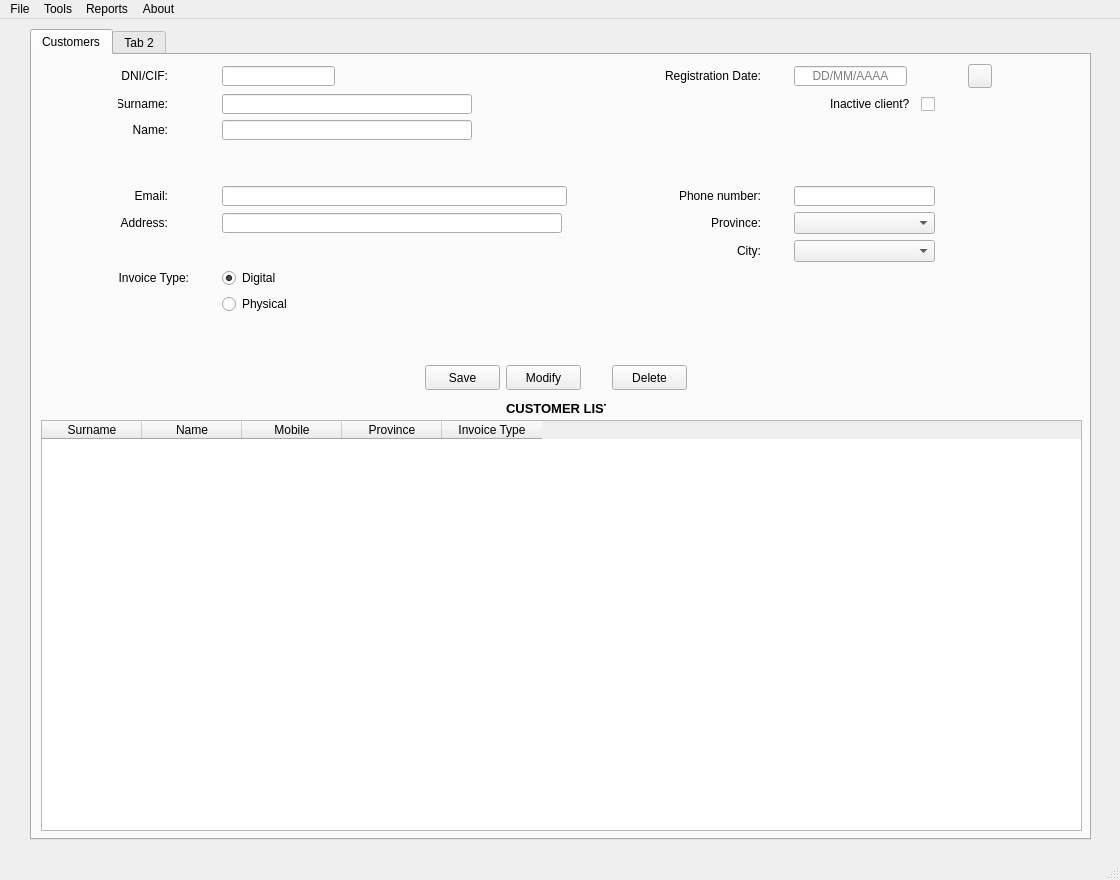
First picture: the form in templates/window.ui, repository MMSS99/DI_Proyecto, before the edit.
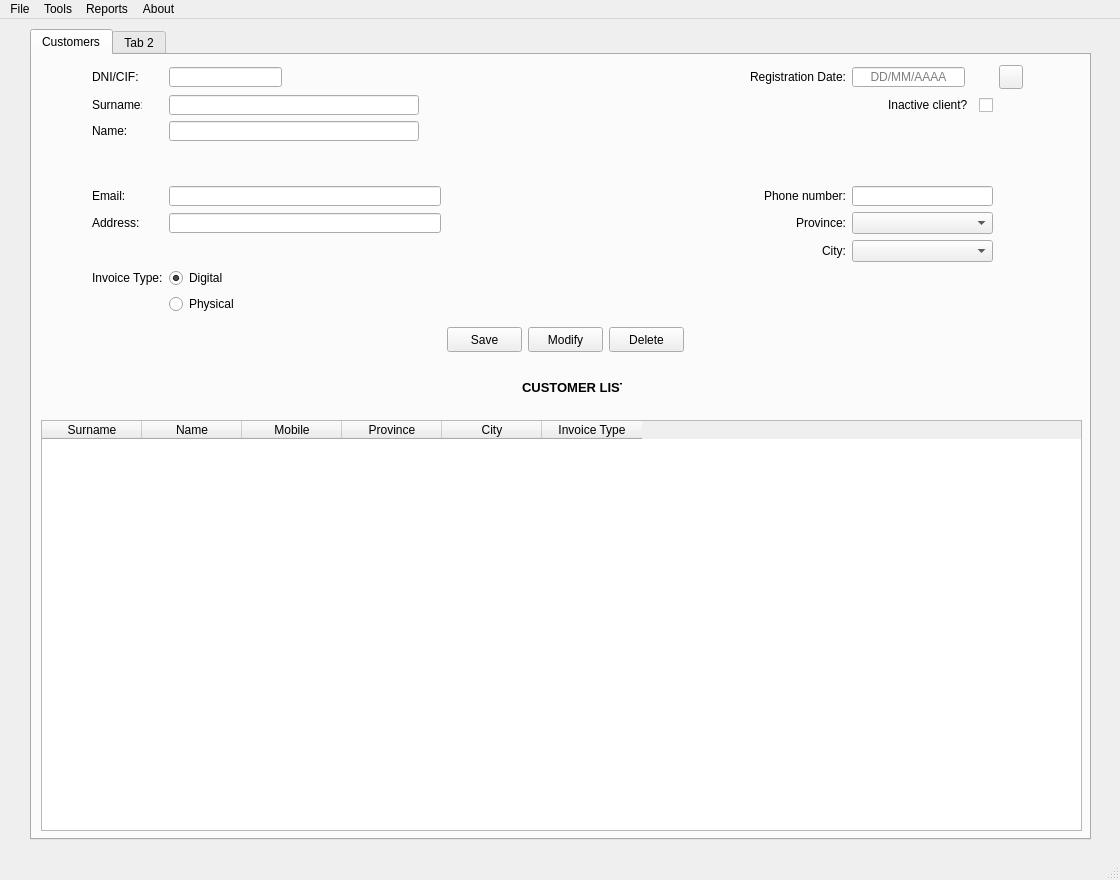
Second picture: the form after the edit. Icons and pictures are not drawn.

Commit message: fix(main): fix grid layout integrating buttons into another layout inside the main grid

```diff
--- a/templates/window.ui
+++ b/templates/window.ui
@@ -62,17 +62,60 @@
         <string>Province</string>
        </property>
       </column>
+      <column>
+       <property name="text">
+        <string>City</string>
+       </property>
+      </column>
       <column>
        <property name="text">
         <string>Invoice Type</string>
        </property>
       </column>
      </widget>
+     <widget class="QLabel" name="lbl_customerlist">
+      <property name="geometry">
+       <rect>
+        <x>490</x>
+        <y>320</y>
+        <width>100</width>
+        <height>25</height>
+       </rect>
+      </property>
+      <property name="minimumSize">
+       <size>
+        <width>100</width>
+        <height>25</height>
+       </size>
+      </property>
+      <property name="maximumSize">
+       <size>
+        <width>100</width>
+        <height>25</height>
+       </size>
+      </property>
+      <property name="font">
+       <font>
+        <pointsize>10</pointsize>
+        <weight>75</weight>
+        <bold>true</bold>
+       </font>
+      </property>
+      <property name="text">
+       <string>CUSTOMER LIST</string>
+      </property>
+      <property name="textFormat">
+       <enum>Qt::RichText</enum>
+      </property>
+      <property name="alignment">
+       <set>Qt::AlignCenter</set>
+      </property>
+     </widget>
      <widget class="QWidget" name="">
       <property name="geometry">
        <rect>
-        <x>9</x>
-        <y>9</y>
+        <x>10</x>
+        <y>10</y>
         <width>1031</width>
         <height>294</height>
        </rect>
@@ -84,22 +127,6 @@
        <property name="rightMargin">
         <number>50</number>
        </property>
-       <item row="3" column="2">
-        <spacer name="horizontalSpacer">
-         <property name="orientation">
-          <enum>Qt::Horizontal</enum>
-         </property>
-         <property name="sizeType">
-          <enum>QSizePolicy::Fixed</enum>
-         </property>
-         <property name="sizeHint" stdset="0">
-          <size>
-           <width>60</width>
-           <height>20</height>
-          </size>
-         </property>
-        </spacer>
-       </item>
        <item row="2" column="1">
         <widget class="QLineEdit" name="txt_name">
          <property name="minimumSize">
@@ -131,11 +158,11 @@
           <string>Email:</string>
          </property>
          <property name="alignment">
-          <set>Qt::AlignRight|Qt::AlignTrailing|Qt::AlignVCenter</set>
+          <set>Qt::AlignLeading|Qt::AlignLeft|Qt::AlignVCenter</set>
          </property>
         </widget>
        </item>
-       <item row="5" column="4">
+       <item row="5" column="5">
         <widget class="QLineEdit" name="txt_phone">
          <property name="maximumSize">
           <size>
@@ -161,7 +188,7 @@
          </property>
         </widget>
        </item>
-       <item row="6" column="4">
+       <item row="6" column="5">
         <widget class="QComboBox" name="cmb_provinces">
          <property name="maximumSize">
           <size>
@@ -179,15 +206,18 @@
            <height>20</height>
           </size>
          </property>
+         <property name="layoutDirection">
+          <enum>Qt::LeftToRight</enum>
+         </property>
          <property name="text">
           <string>Surname:</string>
          </property>
          <property name="alignment">
-          <set>Qt::AlignRight|Qt::AlignTrailing|Qt::AlignVCenter</set>
+          <set>Qt::AlignLeading|Qt::AlignLeft|Qt::AlignVCenter</set>
          </property>
         </widget>
        </item>
-       <item row="0" column="5">
+       <item row="0" column="6">
         <widget class="QPushButton" name="btn_calendar">
          <property name="minimumSize">
           <size>
@@ -257,11 +287,11 @@
           <string>Address:</string>
          </property>
          <property name="alignment">
-          <set>Qt::AlignRight|Qt::AlignTrailing|Qt::AlignVCenter</set>
+          <set>Qt::AlignLeading|Qt::AlignLeft|Qt::AlignVCenter</set>
          </property>
         </widget>
        </item>
-       <item row="0" column="4">
+       <item row="0" column="5">
         <widget class="QLineEdit" name="txt_registrationdate">
          <property name="maximumSize">
           <size>
@@ -280,7 +310,7 @@
          </property>
         </widget>
        </item>
-       <item row="5" column="3">
+       <item row="5" column="4">
         <widget class="QLabel" name="lbl_phone">
          <property name="layoutDirection">
           <enum>Qt::LeftToRight</enum>
@@ -293,7 +323,7 @@
          </property>
         </widget>
        </item>
-       <item row="7" column="3">
+       <item row="7" column="4">
         <widget class="QLabel" name="lbl_city">
          <property name="layoutDirection">
           <enum>Qt::LeftToRight</enum>
@@ -306,7 +336,7 @@
          </property>
         </widget>
        </item>
-       <item row="7" column="4">
+       <item row="7" column="5">
         <widget class="QComboBox" name="cmb_cities">
          <property name="maximumSize">
           <size>
@@ -324,11 +354,14 @@
            <height>20</height>
           </size>
          </property>
+         <property name="layoutDirection">
+          <enum>Qt::LeftToRight</enum>
+         </property>
          <property name="text">
           <string>Invoice Type:</string>
          </property>
          <property name="alignment">
-          <set>Qt::AlignRight|Qt::AlignTrailing|Qt::AlignVCenter</set>
+          <set>Qt::AlignLeading|Qt::AlignLeft|Qt::AlignVCenter</set>
          </property>
         </widget>
        </item>
@@ -348,7 +381,7 @@
          </property>
         </widget>
        </item>
-       <item row="6" column="3">
+       <item row="6" column="4">
         <widget class="QLabel" name="lbl_province">
          <property name="layoutDirection">
           <enum>Qt::LeftToRight</enum>
@@ -369,15 +402,18 @@
            <height>20</height>
           </size>
          </property>
+         <property name="layoutDirection">
+          <enum>Qt::LeftToRight</enum>
+         </property>
          <property name="text">
           <string>DNI/CIF:</string>
          </property>
          <property name="alignment">
-          <set>Qt::AlignRight|Qt::AlignTrailing|Qt::AlignVCenter</set>
+          <set>Qt::AlignLeading|Qt::AlignLeft|Qt::AlignVCenter</set>
          </property>
         </widget>
        </item>
-       <item row="0" column="3">
+       <item row="0" column="4">
         <widget class="QLabel" name="lbl_registrationdate">
          <property name="maximumSize">
           <size>
@@ -393,7 +429,7 @@
          </property>
         </widget>
        </item>
-       <item row="1" column="4">
+       <item row="1" column="5">
         <widget class="QCheckBox" name="chk_inactive">
          <property name="maximumSize">
           <size>
@@ -424,7 +460,7 @@
           <string>Name:</string>
          </property>
          <property name="alignment">
-          <set>Qt::AlignRight|Qt::AlignTrailing|Qt::AlignVCenter</set>
+          <set>Qt::AlignLeading|Qt::AlignLeft|Qt::AlignVCenter</set>
          </property>
         </widget>
        </item>
@@ -479,33 +515,7 @@
          </property>
         </spacer>
        </item>
-       <item row="10" column="1">
-        <spacer name="verticalSpacer_2">
-         <property name="orientation">
-          <enum>Qt::Vertical</enum>
-         </property>
-         <property name="sizeType">
-          <enum>QSizePolicy::Fixed</enum>
-         </property>
-         <property name="sizeHint" stdset="0">
-          <size>
-           <width>20</width>
-           <height>40</height>
-          </size>
-         </property>
-        </spacer>
-       </item>
-      </layout>
-     </widget>
-     <widget class="QWidget" name="">
-      <property name="geometry">
-       <rect>
-        <x>393</x>
-        <y>310</y>
-        <width>264</width>
-        <height>56</height>
-       </rect>
-      </property>
+       <item row="10" column="2">
       <layout class="QGridLayout" name="gridLayout_2">
        <item row="0" column="0">
         <widget class="QPushButton" name="btn_save">
@@ -522,8 +532,11 @@
        </item>
        <item row="0" column="1">
         <widget class="QPushButton" name="btn_modify">
+           <property name="enabled">
+            <bool>true</bool>
+           </property>
          <property name="sizePolicy">
-          <sizepolicy hsizetype="Minimum" vsizetype="Fixed">
+            <sizepolicy hsizetype="Fixed" vsizetype="Fixed">
            <horstretch>0</horstretch>
            <verstretch>0</verstretch>
           </sizepolicy>
@@ -558,37 +571,39 @@
          </property>
         </widget>
        </item>
-       <item row="1" column="1">
-        <widget class="QLabel" name="lbl_customerlist">
-         <property name="minimumSize">
-          <size>
-           <width>100</width>
-           <height>25</height>
-          </size>
+        </layout>
+       </item>
+       <item row="0" column="3">
+        <spacer name="horizontalSpacer">
+         <property name="orientation">
+          <enum>Qt::Horizontal</enum>
          </property>
-         <property name="maximumSize">
+         <property name="sizeType">
+          <enum>QSizePolicy::Fixed</enum>
+         </property>
+         <property name="sizeHint" stdset="0">
           <size>
-           <width>100</width>
-           <height>25</height>
+           <width>60</width>
+           <height>20</height>
           </size>
          </property>
-         <property name="font">
-          <font>
-           <pointsize>10</pointsize>
-           <weight>75</weight>
-           <bold>true</bold>
-          </font>
+        </spacer>
+       </item>
+       <item row="10" column="1">
+        <spacer name="verticalSpacer_2">
+         <property name="orientation">
+          <enum>Qt::Vertical</enum>
          </property>
-         <property name="text">
-          <string>CUSTOMER LIST</string>
+         <property name="sizeType">
+          <enum>QSizePolicy::Fixed</enum>
          </property>
-         <property name="textFormat">
-          <enum>Qt::RichText</enum>
+         <property name="sizeHint" stdset="0">
+          <size>
+           <width>20</width>
+           <height>40</height>
+          </size>
          </property>
-         <property name="alignment">
-          <set>Qt::AlignCenter</set>
-         </property>
-        </widget>
+        </spacer>
        </item>
       </layout>
      </widget>
```
Left out of the diff: 6 changed lines with no effect on the pictures. Lines whose indentation alone changed are shown as unchanged. The commit also changes 1 other file.
